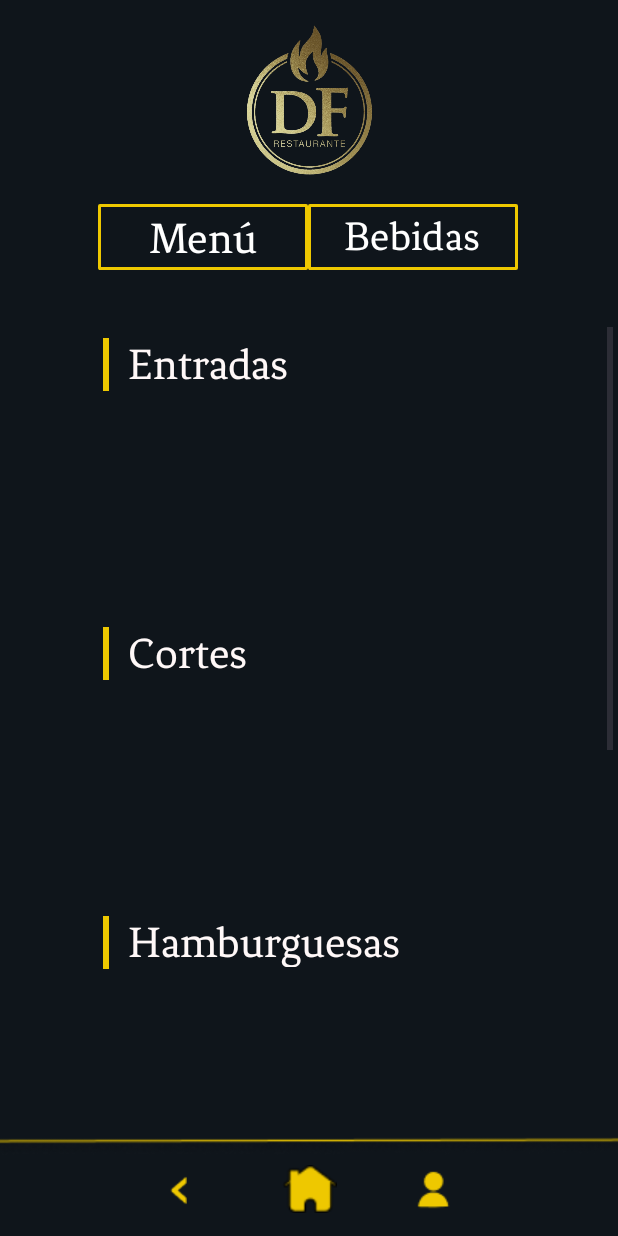
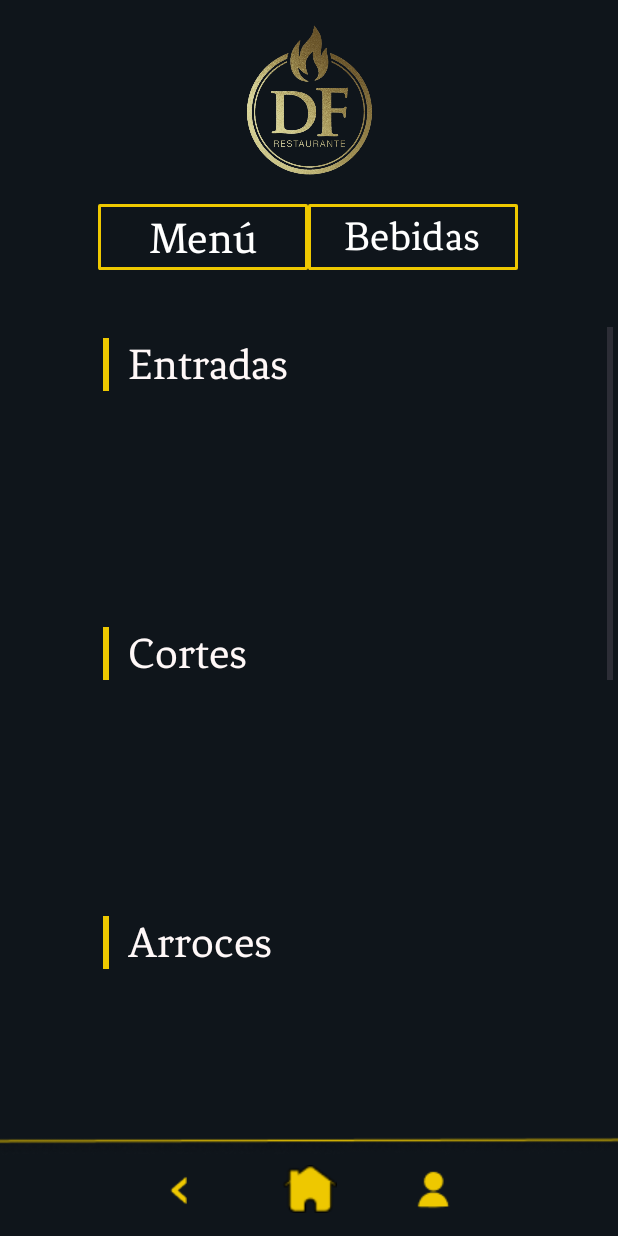
Before and after one commit to ByJafetDG/RestDonFran, an Android app: the MenuActivity screen opened directly, with no data from a screen before it, on a phone screen of 412 x 824 dp. Run offline under Robolectric (Android 15) with nearby library versions, the phone set to English and light mode, and no system bars; our stand-ins replace Firebase (no records; nobody signed in at launch, a user with empty details on screens opened directly), Picasso; pictures from the network do not load; 1 statement that could not run was skipped.

Commit message:
Nueva categoria

```diff
--- a/app/src/main/java/com/example/donfranrestaurant/MenuActivity.java
+++ b/app/src/main/java/com/example/donfranrestaurant/MenuActivity.java
@@ -26,7 +26,7 @@ import androidx.appcompat.app.AppCompatActivity;
 public class MenuActivity extends AppCompatActivity {
 
     private SharedPreferences sharedPreferences;
-    // Declaramos un SparseArray para mapear los IDs de ImageView a los títulos de productos
+
     private FirebaseFirestore firestore;
 
     @Override
@@ -60,6 +60,7 @@ public class MenuActivity extends AppCompatActivity {
         // Aquí llamamos a un método para cargar las imágenes dinámicamente en cada contenedor
         loadImagesFromFirestore("entradas", R.id.linearlayoutEntradas);
         loadImagesFromFirestore("cortes", R.id.linearlayoutCortes);
+        loadImagesFromFirestore("arroces", R.id.linearlayoutArroces);
         loadImagesFromFirestore("hamburguesas", R.id.linearlayoutHamburguesas);
         loadImagesFromFirestore("pastas", R.id.linearlayoutPastas);
         loadImagesFromFirestore("postres", R.id.linearlayoutPostres);
@@ -120,7 +121,7 @@ public class MenuActivity extends AppCompatActivity {
                     if (imageUrl != null) {
                         // Creamos un ImageView para mostrar la imagen
                         ImageView imageView = new ImageView(MenuActivity.this);
-                        LinearLayout.LayoutParams layoutParams = new LinearLayout.LayoutParams(500, 500);
+                        LinearLayout.LayoutParams layoutParams = new LinearLayout.LayoutParams(410, 520);
                         layoutParams.setMargins(65, 15, 0, 0);
                         imageView.setLayoutParams(layoutParams);
                         // Cargamos la imagen utilizando Picasso
--- a/app/src/main/java/com/example/donfranrestaurant/ProductoActivity.java
+++ b/app/src/main/java/com/example/donfranrestaurant/ProductoActivity.java
@@ -269,6 +269,4 @@ public class ProductoActivity extends AppCompatActivity {
                 });
     }
 
-
-
 }
--- a/app/src/main/java/com/example/donfranrestaurant/RegisterActivity.java
+++ b/app/src/main/java/com/example/donfranrestaurant/RegisterActivity.java
@@ -160,7 +160,6 @@ public class RegisterActivity extends AppCompatActivity {
                                 }
                             }
                         });
-
                 // Limpiar campos después del registro
                 etEmail.setText("");
                 etPass.setText("");
--- a/app/src/main/res/layout/activity_menu.xml
+++ b/app/src/main/res/layout/activity_menu.xml
@@ -345,6 +345,46 @@
                     android:orientation="horizontal">
                 </LinearLayout>
             </HorizontalScrollView>
+
+
+
+            <TextView
+                android:id="@+id/tvArroces"
+                android:layout_width="120dp"
+                android:layout_height="33dp"
+                android:layout_marginStart="82dp"
+                android:layout_marginTop="8dp"
+                android:fontFamily="@font/fenix"
+                android:text="Arroces"
+                android:textColor="#FFF8F8"
+                android:textSize="30sp" />
+            <ImageView
+                android:id="@+id/ivbarA"
+                android:layout_width="wrap_content"
+                android:layout_height="wrap_content"
+                android:layout_marginStart="65dp"
+                android:layout_marginTop="-34dp"
+                app:srcCompat="@drawable/vectorvertical" />
+            <HorizontalScrollView
+                android:contentDescription="Imagenes de Arroces"
+                android:layout_width="400dp"
+                android:layout_height="150dp"
+                android:layout_marginTop="0dp"
+                app:layout_constraintEnd_toEndOf="parent"
+                app:layout_constraintStart_toStartOf="parent"
+                app:layout_constraintTop_toTopOf="parent">
+                <LinearLayout
+                    android:id="@+id/linearlayoutArroces"
+                    android:layout_width="wrap_content"
+                    android:layout_height="wrap_content"
+                    android:orientation="horizontal">
+                </LinearLayout>
+            </HorizontalScrollView>
+
+
+
+
+
             <LinearLayout
                 android:layout_width="match_parent"
                 android:layout_height="match_parent"
```
